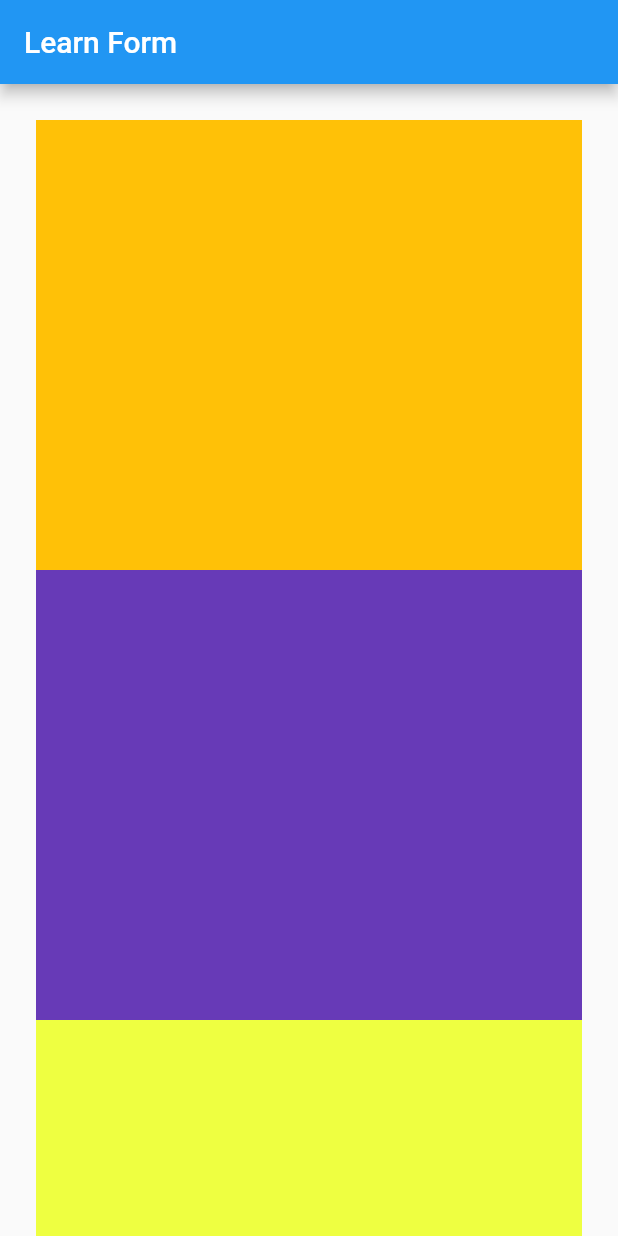
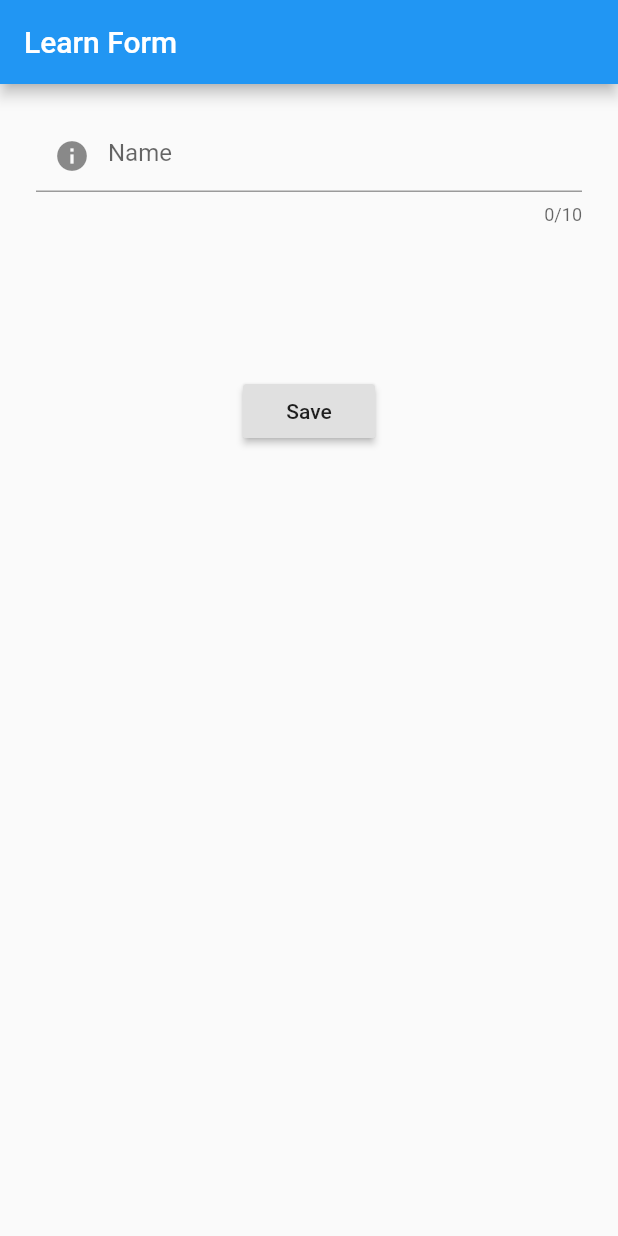
Before and after one commit to charindukavishan/learn_flutter, a Flutter app: the screen it shows after launch, on a phone screen of 412 x 824 dp. Run offline on Flutter 3.47's test engine with Material 2 defaults, Android fonts, the phone set to English and light mode, and no system bars; our stand-ins replace device_preview.

Commit message:
basic form and save button

```diff
--- a/lib/screens/form.dart
+++ b/lib/screens/form.dart
@@ -6,30 +6,57 @@ class FormLearn extends StatefulWidget {
 }
 
 class _FormLearnState extends State<FormLearn> {
+  final GlobalKey<FormState> _formKey = GlobalKey<FormState>();
+
+
   @override
   Widget build(BuildContext context) {
+
+    String _name;
     return Scaffold(
       appBar: AppBar(
         title: Text('Learn Form'),
       ),
       body: SingleChildScrollView(
+          child: Form(
+            key: _formKey,
             child: Container(
             margin: const EdgeInsets.all(24.0),
             child: Column(
               children: [
+                TextFormField(
+                  maxLength: 10,
+                  decoration: InputDecoration(
+                    hintText: "Name",
+                    prefixIcon: Icon(Icons.info)
+                    ),
+                  maxLines: 1,
+                  validator: (text){
+                    if(text.isEmpty){
+                      return "name can't be empty";
+                    }
+
+                    return null;
+                  },
+                  onSaved: (text){
+                    _name = text;
+                  },
+                ),
+
+                SizedBox(height: 100,),
                 Container(
-                color: Colors.amber,
-                height: 300,
+                  child: RaisedButton(
+                    child: Text('Save'),
+                    onPressed: () {
+                      if(_formKey.currentState.validate()){
+                        _formKey.currentState.save();
+                        print(_name);
+                      }
+                    },
+                  )
+                )
+              ],
             ),
-              Container(
-                color: Colors.deepPurple,
-                height: 300,
-              ),
-              Container(
-                color: Colors.limeAccent,
-                height: 300,
-              ),
-            ],
         ),
           ),
       ),
```
Lines whose indentation alone changed are shown as unchanged.
